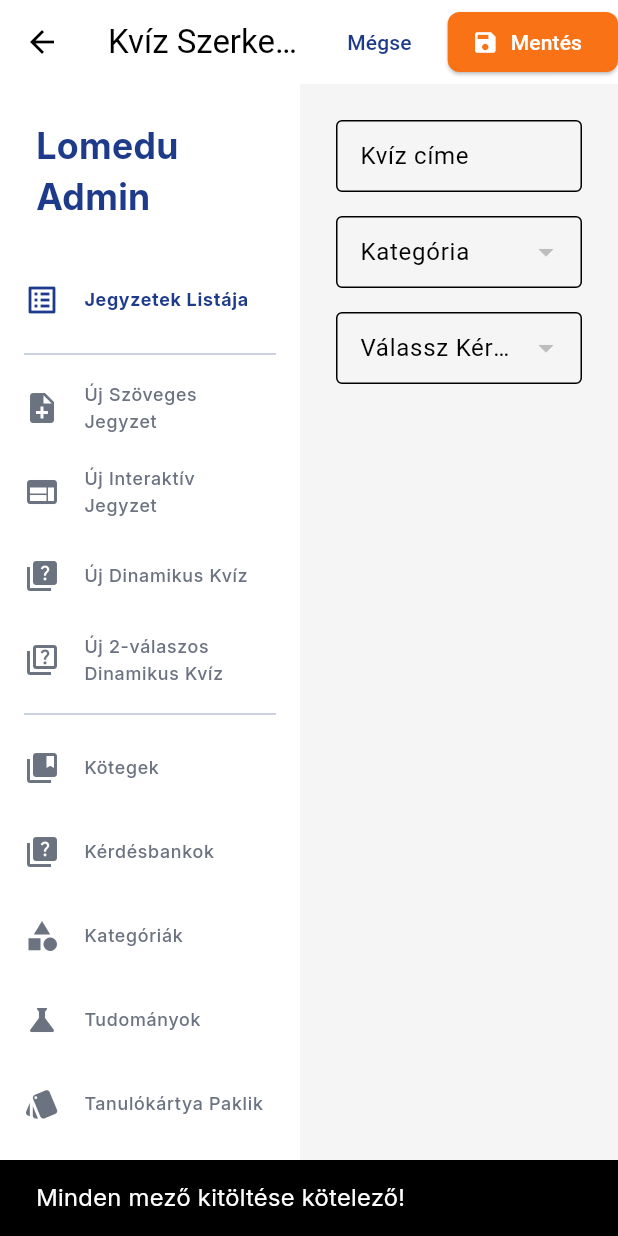
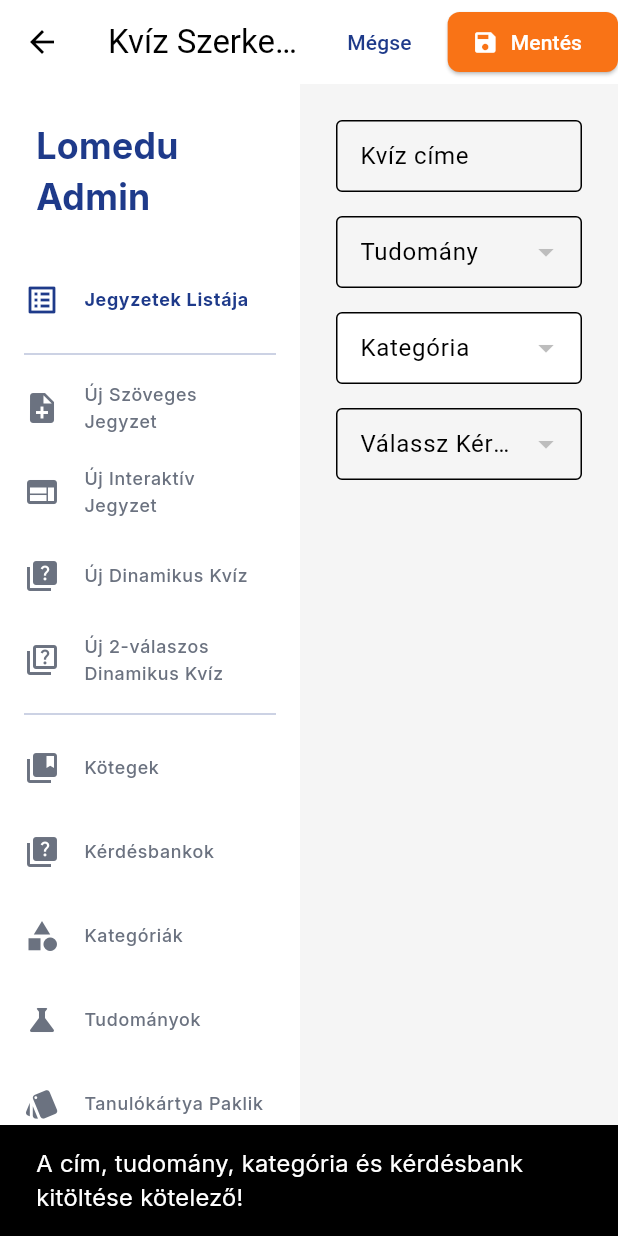
Before and after one commit to TattilaNinox/LomeduUserWeb, a Flutter app: the QuizEditScreen screen opened directly with empty values, after a tap on "Mentés", on a phone screen of 412 x 824 dp. Run offline on Flutter 3.47's test engine with Material 3 defaults, Android fonts, the phone set to English and light mode, and no system bars; our stand-ins replace audioplayers, cloud_firestore, firebase_auth, firebase_core, firebase_storage, flutter_html and 4 more; missing offline and left inert: dart:ui_web, excel, file_selector; accounts and stored records are empty.

Commit message:
feat: implement hierarchical science-category selection in regular quiz edit screen
- Add science dropdown that must be selected before categories
- Filter categories based on selected science using Firestore queries
- Update validation to require science, category and question bank
- Load existing quiz science data properly
- Reset category and question bank when science changes
- Disable category dropdown until science is selected
- Consistent with other edit screens (notes, question banks, decks, quiz dual)

Co-Authored-By: Attila Tölgyesi <tattila.ninox@gmail.com>

```diff
--- a/lib/screens/quiz_edit_screen.dart
+++ b/lib/screens/quiz_edit_screen.dart
@@ -14,10 +14,12 @@ class QuizEditScreen extends StatefulWidget {
 class _QuizEditScreenState extends State<QuizEditScreen> {
   final _titleController = TextEditingController();
   String? _selectedCategory;
+  String? _selectedScience;
   String? _selectedQuestionBankId;
   bool _isSaving = false;
   bool _isLoading = true;
   List<String> _categories = [];
+  List<String> _sciences = [];
   List<DocumentSnapshot> _questionBanks = [];
 
   @override
@@ -27,15 +29,41 @@ class _QuizEditScreenState extends State<QuizEditScreen> {
   }
 
   Future<void> _loadInitialData() async {
+    await _loadSciences();
     await _loadCategories();
     await _loadQuestionBanks();
     await _loadQuizData();
     if (mounted) setState(() => _isLoading = false);
   }
 
+  Future<void> _loadSciences() async {
+    final snapshot = await FirebaseFirestore.instance.collection('sciences').get();
+    if (mounted) {
+      setState(() {
+        _sciences = snapshot.docs.map((doc) => doc['name'] as String).toList();
+      });
+    }
+  }
+
   Future<void> _loadCategories() async {
-    final snapshot = await FirebaseFirestore.instance.collection('categories').get();
-    if(mounted) _categories = snapshot.docs.map((doc) => doc['name'] as String).toList();
+    if (_selectedScience == null) {
+      if (mounted) {
+        setState(() {
+          _categories = [];
+        });
+      }
+      return;
+    }
+
+    final snapshot = await FirebaseFirestore.instance
+        .collection('categories')
+        .where('science', isEqualTo: _selectedScience)
+        .get();
+    if (mounted) {
+      setState(() {
+        _categories = snapshot.docs.map((doc) => doc['name'] as String).toList();
+      });
+    }
   }
 
   Future<void> _loadQuestionBanks() async {
@@ -48,20 +76,22 @@ class _QuizEditScreenState extends State<QuizEditScreen> {
     if (doc.exists) {
       final data = doc.data()!;
       _titleController.text = data['title'];
+      _selectedScience = data['science'];
       _selectedCategory = data['category'];
       _selectedQuestionBankId = data['questionBankId'];
     }
   }
 
   Future<void> _updateQuiz() async {
-    if (_titleController.text.isEmpty || _selectedCategory == null || _selectedQuestionBankId == null) {
-      ScaffoldMessenger.of(context).showSnackBar(const SnackBar(content: Text('Minden mező kitöltése kötelező!')));
+    if (_titleController.text.isEmpty || _selectedScience == null || _selectedCategory == null || _selectedQuestionBankId == null) {
+      ScaffoldMessenger.of(context).showSnackBar(const SnackBar(content: Text('A cím, tudomány, kategória és kérdésbank kitöltése kötelező!')));
       return;
     }
     setState(() => _isSaving = true);
     try {
       await FirebaseFirestore.instance.collection('notes').doc(widget.noteId).update({
         'title': _titleController.text,
+        'science': _selectedScience,
         'category': _selectedCategory,
         'questionBankId': _selectedQuestionBankId,
         'modified': Timestamp.now(),
@@ -115,13 +145,31 @@ class _QuizEditScreenState extends State<QuizEditScreen> {
                   TextField(controller: _titleController, decoration: const InputDecoration(labelText: 'Kvíz címe')),
                   const SizedBox(height: 16),
                   DropdownButtonFormField<String>(
+                    value: _selectedScience,
+                    items: _sciences.map((String science) => DropdownMenuItem<String>(value: science, child: Text(science))).toList(),
+                    onChanged: (newValue) {
+                      setState(() {
+                        _selectedScience = newValue;
+                        _selectedCategory = null;
+                        _selectedQuestionBankId = null;
+                      });
+                      _loadCategories();
+                    },
+                    decoration: const InputDecoration(labelText: 'Tudomány'),
+                  ),
+                  const SizedBox(height: 16),
+                  DropdownButtonFormField<String>(
                     value: _selectedCategory,
                     items: _categories.map((c) => DropdownMenuItem(value: c, child: Text(c))).toList(),
-                    onChanged: (val) => setState(() {
+                    onChanged: _selectedScience == null ? null : (val) => setState(() {
                       _selectedCategory = val;
                       _selectedQuestionBankId = null;
                     }),
-                    decoration: const InputDecoration(labelText: 'Kategória'),
+                    decoration: InputDecoration(
+                      labelText: 'Kategória',
+                      fillColor: _selectedScience == null ? Colors.grey[100] : Colors.white,
+                      filled: true,
+                    ),
                   ),
                   const SizedBox(height: 16),
                   if (_selectedCategory != null)
```
